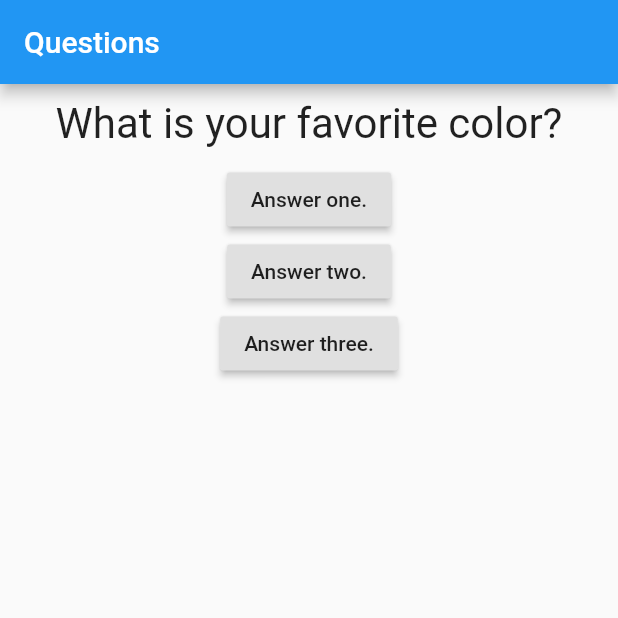
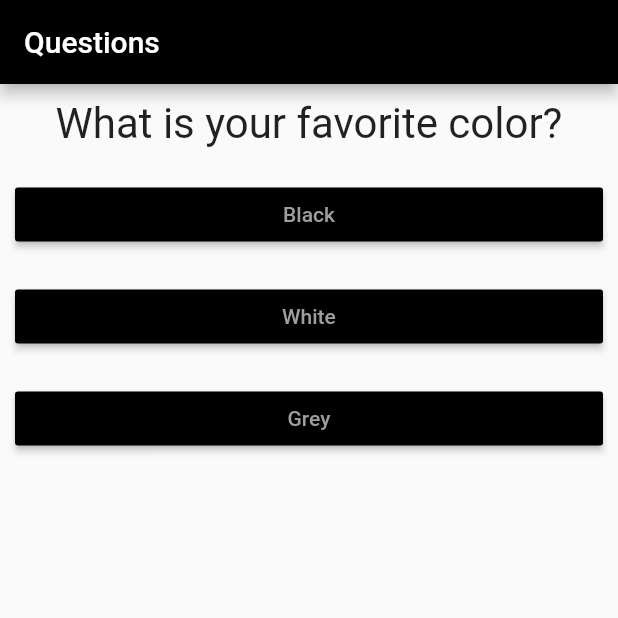
Before and after one commit to KevinCaires/flutter_first_app, a Flutter app: the screen it shows after launch, on a phone screen of 412 x 824 dp, the top half of it. Run offline on Flutter 3.47's test engine with Material 2 defaults, Android fonts, the phone set to English and light mode, and no system bars.

Commit message:
CHANGE format of display questions and answers.

```diff
--- a/lib/main.dart
+++ b/lib/main.dart
@@ -1,5 +1,6 @@
 import 'package:flutter/material.dart';
 import './question.dart';
+import './answer.dart';
 
 void main() {
   // runApp(new AppQuestion());
@@ -9,11 +10,29 @@ void main() {
 // Class State auxiliar para o widget com estado.
 class AppState extends State<AppQuestionState> {
   var selected = 0;
+  final List<Map<String, Object>> questions = [
+    {
+      'text': 'What is your favorite color?',
+      'answer': ['Black', 'White', 'Grey'],
+    },
+    {
+      'text': 'What is your favorite animal?',
+      'answer': ['Dog', 'Cat', 'Bird'],
+    },
+    {
+      'text': 'What is your favorite food?',
+      'answer': ['Pizza', 'Fruits', 'Fast food'],
+    },
+  ];
 
   //Função de responsta.
   void _answer() {
     setState(() {
-      selected++;
+      if (selected < (questions.length - 1)) {
+        selected++;
+      } else {
+        selected = 0;
+      }
     });
   }
 
@@ -21,32 +40,25 @@ class AppState extends State<AppQuestionState> {
   // Que recebe um argumento do tipo BuildContext.
   @override
   Widget build(BuildContext context) {
-    final List<String> questions = [
-      'What is your favorite color?',
-      'What is your favorite animal?'
-    ];
+    List<Widget> responses = [];
+
+    for (var answer in questions[selected].cast()['answer']) {
+      responses.add(Answer(answer, _answer));
+    }
+
     return MaterialApp(
       home: Scaffold(
         // Define a barra principal do app.
         appBar: AppBar(
           title: Text('Questions'),
+          backgroundColor: Colors.black,
         ),
         // Define o corpo da aplicação.
         body: Column(
           children: <Widget>[
-            Question(questions[selected]),
-            RaisedButton(
-              child: Text('Answer one.'),
-              onPressed: _answer,
-            ),
-            RaisedButton(
-              child: Text('Answer two.'),
-              onPressed: _answer,
-            ),
-            RaisedButton(
-              child: Text('Answer three.'),
-              onPressed: _answer,
-            ),
+            Question(questions[selected]['text'].toString()),
+            // Mostra o conteúdo das respostas de forma iterável.
+            ...responses,
           ],
         ),
       ),
```
